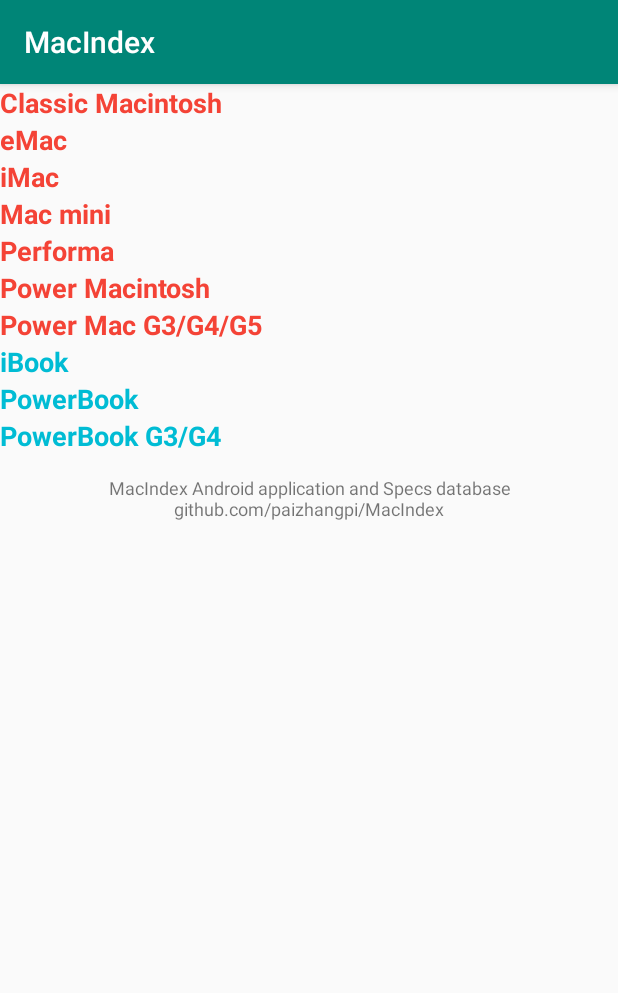
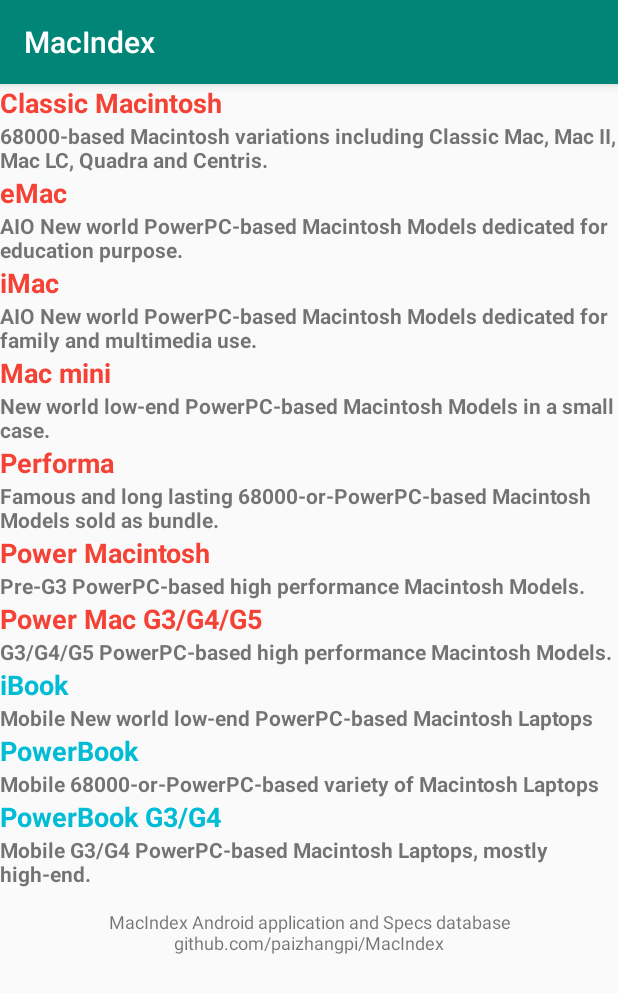
Before and after one commit to paizhangpi/MacIndex, an Android app: the screen it shows after launch (MainPage), on a phone screen of 412 x 824 dp. Shown: the top 993 px of the screen. Run offline under Robolectric (Android 15) with nearby library versions, the phone set to English and light mode, and no system bars.

Commit message:
UI update

```diff
--- a/app/src/main/java/com/macindex/macindex/MainPage.java
+++ b/app/src/main/java/com/macindex/macindex/MainPage.java
@@ -98,6 +98,7 @@ public class MainPage extends AppCompatActivity {
             while (cursor.moveToNext()) {
                 View mainChunk = getLayoutInflater().inflate(R.layout.chunk_main, null);
                 TextView machineName = mainChunk.findViewById(R.id.machineName);
+                TextView machineYear = mainChunk.findViewById(R.id.machineYear);
                 Button viewButton = mainChunk.findViewById(R.id.viewButton);
                 // Create a String for each data category. Update here.
                 final String thisName = cursor.getString(cursor.getColumnIndex("name"));
@@ -108,6 +109,8 @@ public class MainPage extends AppCompatActivity {
                 final byte[] thisBlob = cursor.getBlob(cursor.getColumnIndex("pic"));
 
                 machineName.setText(thisName);
+                machineYear.setText(thisYear);
+
                 viewButton.setOnClickListener(new View.OnClickListener() {
                     @Override
                     public void onClick(final View unused) {
--- a/app/src/main/res/layout/activity_main.xml
+++ b/app/src/main/res/layout/activity_main.xml
@@ -30,6 +30,13 @@
                     android:textColor="#F44336"
                     android:textSize="18sp"
                     android:textStyle="bold" />
+
+                <TextView
+                    android:id="@+id/c0_d"
+                    android:layout_width="match_parent"
+                    android:layout_height="wrap_content"
+                    android:text="@string/c0_d"
+                    android:textStyle="bold" />
             </LinearLayout>
 
             <LinearLayout
@@ -45,6 +52,13 @@
                     android:text="@string/category1"
                     android:textColor="#F44336"
                     android:textSize="18sp"
+                    android:textStyle="bold" />
+
+                <TextView
+                    android:id="@+id/c1_d"
+                    android:layout_width="match_parent"
+                    android:layout_height="wrap_content"
+                    android:text="@string/c1_d"
                     android:textStyle="bold" />
             </LinearLayout>
 
@@ -62,6 +76,13 @@
                     android:textColor="#F44336"
                     android:textSize="18sp"
                     android:textStyle="bold" />
+
+                <TextView
+                    android:id="@+id/c2_d"
+                    android:layout_width="match_parent"
+                    android:layout_height="wrap_content"
+                    android:text="@string/c2_d"
+                    android:textStyle="bold" />
             </LinearLayout>
 
             <LinearLayout
@@ -77,6 +98,13 @@
                     android:text="@string/category3"
                     android:textColor="#F44336"
                     android:textSize="18sp"
+                    android:textStyle="bold" />
+
+                <TextView
+                    android:id="@+id/c3_d"
+                    android:layout_width="match_parent"
+                    android:layout_height="wrap_content"
+                    android:text="@string/c3_d"
                     android:textStyle="bold" />
             </LinearLayout>
 
@@ -94,6 +122,13 @@
                     android:textColor="#F44336"
                     android:textSize="18sp"
                     android:textStyle="bold" />
+
+                <TextView
+                    android:id="@+id/c4_d"
+                    android:layout_width="match_parent"
+                    android:layout_height="wrap_content"
+                    android:text="@string/c4_d"
+                    android:textStyle="bold" />
             </LinearLayout>
 
             <LinearLayout
@@ -109,6 +144,13 @@
                     android:text="@string/category5"
                     android:textColor="#F44336"
                     android:textSize="18sp"
+                    android:textStyle="bold" />
+
+                <TextView
+                    android:id="@+id/c5_d"
+                    android:layout_width="match_parent"
+                    android:layout_height="wrap_content"
+                    android:text="@string/c5_d"
                     android:textStyle="bold" />
             </LinearLayout>
 
@@ -126,6 +168,13 @@
                     android:textColor="#F44336"
                     android:textSize="18sp"
                     android:textStyle="bold" />
+
+                <TextView
+                    android:id="@+id/c6_d"
+                    android:layout_width="match_parent"
+                    android:layout_height="wrap_content"
+                    android:text="@string/c6_d"
+                    android:textStyle="bold" />
             </LinearLayout>
 
             <LinearLayout
@@ -141,6 +190,13 @@
                     android:text="@string/category7"
                     android:textColor="#00BCD4"
                     android:textSize="18sp"
+                    android:textStyle="bold" />
+
+                <TextView
+                    android:id="@+id/c7_d"
+                    android:layout_width="match_parent"
+                    android:layout_height="wrap_content"
+                    android:text="@string/c7_d"
                     android:textStyle="bold" />
             </LinearLayout>
 
@@ -158,6 +214,13 @@
                     android:textColor="#00BCD4"
                     android:textSize="18sp"
                     android:textStyle="bold" />
+
+                <TextView
+                    android:id="@+id/c8_d"
+                    android:layout_width="match_parent"
+                    android:layout_height="wrap_content"
+                    android:text="@string/c8_d"
+                    android:textStyle="bold" />
             </LinearLayout>
 
             <LinearLayout
@@ -174,6 +237,13 @@
                     android:textColor="#00BCD4"
                     android:textSize="18sp"
                     android:textStyle="bold" />
+
+                <TextView
+                    android:id="@+id/c9_d"
+                    android:layout_width="match_parent"
+                    android:layout_height="wrap_content"
+                    android:text="@string/c9_d"
+                    android:textStyle="bold" />
             </LinearLayout>
 
             <TextView
--- a/app/src/main/res/layout/chunk_main.xml
+++ b/app/src/main/res/layout/chunk_main.xml
@@ -6,15 +6,22 @@
 
     <TextView
         android:id="@+id/machineName"
-        android:layout_width="270dp"
+        android:layout_width="195dp"
+        android:layout_height="wrap_content"
+        android:layout_weight="1"
+        android:textSize="14sp" />
+
+    <TextView
+        android:id="@+id/machineYear"
+        android:layout_width="100dp"
         android:layout_height="wrap_content"
         android:layout_weight="1"
         android:textSize="14sp" />
 
     <Button
         android:id="@+id/viewButton"
-        android:layout_width="wrap_content"
-        android:layout_height="wrap_content"
+        android:layout_width="65dp"
+        android:layout_height="38dp"
         android:layout_weight="1"
         android:text="@string/btn_spec" />
 </LinearLayout>
--- a/app/src/main/res/values/strings.xml
+++ b/app/src/main/res/values/strings.xml
@@ -14,12 +14,22 @@
     <string name="category7">iBook</string>
     <string name="category8">PowerBook</string>
     <string name="category9">PowerBook G3/G4</string>
+    <string name="c0_d">68000-based Macintosh variations including Classic Mac, Mac II, Mac LC, Quadra and Centris.</string>
+    <string name="c1_d">AIO New world PowerPC-based Macintosh Models dedicated for education purpose.</string>
+    <string name="c2_d">AIO New world PowerPC-based Macintosh Models dedicated for family and multimedia use.</string>
+    <string name="c3_d">New world low-end PowerPC-based Macintosh Models in a small case.</string>
+    <string name="c4_d">Famous and long lasting 68000-or-PowerPC-based Macintosh Models sold as bundle.</string>
+    <string name="c5_d">Pre-G3 PowerPC-based high performance Macintosh Models.</string>
+    <string name="c6_d">G3/G4/G5 PowerPC-based high performance Macintosh Models.</string>
+    <string name="c7_d">Mobile New world low-end PowerPC-based Macintosh Laptops</string>
+    <string name="c8_d">Mobile 68000-or-PowerPC-based variety of Macintosh Laptops</string>
+    <string name="c9_d">Mobile G3/G4 PowerPC-based Macintosh Laptops, mostly high-end.</string>
     <string name="name">Machine Name</string>
     <string name="processor">Processor Type</string>
     <string name="maxram">Maximum RAM</string>
     <string name="year">Production Year</string>
     <string name="model">Model Number</string>
-    <string name="btn_spec">View Spec</string>
+    <string name="btn_spec">View</string>
     <string name="error">Fatal Error</string>
     <string name="warning">Warning!</string>
     <string name="quit">Quit</string>
```
Also changed, not shown: 1 other file.
